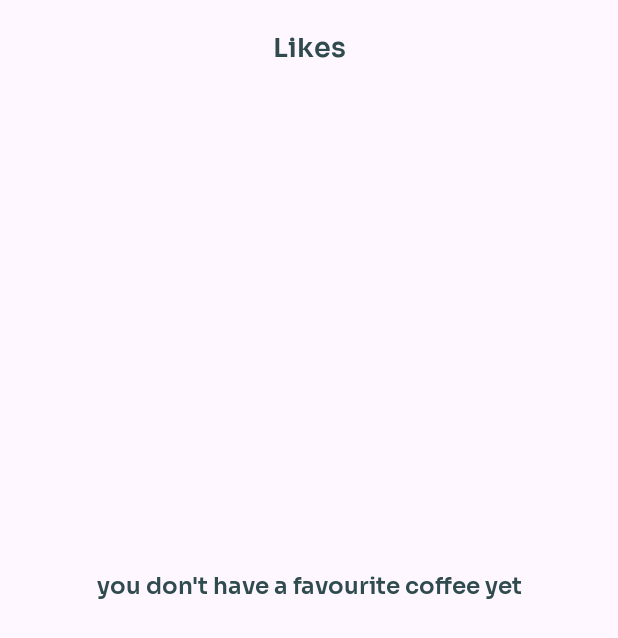
After one commit to Limbyc/MyApplication, an Android app: the layout like_fragment.xml on its own in the app's theme, with its tools: preview values and no code run, on a phone screen of 412 x 824 dp. The commit adds this screen. Shown: the top 638 px of the screen. Run offline under Robolectric (Android 15) with nearby library versions, the phone set to English and light mode, and no system bars.

Commit message:
creating new fragment like LikeFragment and also creating SharedPreferences system

```diff
--- a/app/src/main/java/com/valance/myapplication/MainActivity.kt
+++ b/app/src/main/java/com/valance/myapplication/MainActivity.kt
@@ -43,9 +43,9 @@ class MainActivity : AppCompatActivity() {
                 }
 
                 R.id.heart -> {
-//                    if (navController.currentDestination?.id != R.id.detailFragment) {
-//                        navController.navigate(R.id.detailFragment)
-//                    }
+                    if (navController.currentDestination?.id != R.id.likeFragment) {
+                        navController.navigate(R.id.likeFragment)
+                    }
                 }
 
                 R.id.bag -> {
--- a/app/src/main/res/layout/detail_fragment.xml
+++ b/app/src/main/res/layout/detail_fragment.xml
@@ -31,6 +31,7 @@
         app:layout_constraintTop_toTopOf="parent" />
 
     <androidx.appcompat.widget.AppCompatImageView
+        android:id="@+id/like"
         android:layout_width="wrap_content"
         android:layout_height="wrap_content"
         android:src="@drawable/like"
--- /dev/null
+++ b/app/src/main/res/layout/like_fragment.xml
@@ -0,0 +1,61 @@
+<?xml version="1.0" encoding="utf-8"?>
+<androidx.constraintlayout.widget.ConstraintLayout xmlns:android="http://schemas.android.com/apk/res/android"
+    xmlns:app="http://schemas.android.com/apk/res-auto"
+    android:layout_width="match_parent"
+    android:layout_height="match_parent"
+    xmlns:tools="http://schemas.android.com/tools">
+
+    <androidx.appcompat.widget.AppCompatTextView
+        android:id="@+id/appCompatTextView8"
+        android:layout_width="match_parent"
+        android:layout_height="wrap_content"
+        android:layout_marginTop="16dp"
+        android:fontFamily="@font/sora_semibold"
+        android:gravity="center"
+        android:text="@string/likes"
+        android:textColor="@color/text_mainfragment"
+        android:textSize="18sp"
+        app:layout_constraintEnd_toEndOf="parent"
+        app:layout_constraintStart_toStartOf="parent"
+        app:layout_constraintTop_toTopOf="parent" />
+
+    <androidx.recyclerview.widget.RecyclerView
+        android:id="@+id/recyclerViewCoffee"
+        android:layout_width="match_parent"
+        android:layout_height="0dp"
+        android:layout_marginTop="20dp"
+        android:layout_marginStart="30dp"
+        android:layout_marginEnd="30dp"
+        app:layoutManager="androidx.recyclerview.widget.GridLayoutManager"
+        app:layout_constraintBottom_toBottomOf="parent"
+        app:layout_constraintEnd_toEndOf="parent"
+        app:layout_constraintStart_toStartOf="parent"
+        app:layout_constraintTop_toBottomOf="@+id/appCompatTextView8"
+        app:spanCount="2"
+        android:visibility="gone"
+        tools:listitem="@layout/coffee_recycler_view_element"/>
+
+    <androidx.appcompat.widget.AppCompatTextView
+        android:id="@+id/UDontHaveLikes"
+        android:layout_width="wrap_content"
+        android:layout_height="wrap_content"
+        android:fontFamily="@font/sora_semibold"
+        android:gravity="center"
+        android:text="@string/you_don_t_have_a_favourite_coffee_yet"
+        android:textColor="@color/text_mainfragment"
+        android:textSize="15sp"
+        app:layout_constraintBottom_toTopOf="@+id/guideline4"
+        app:layout_constraintEnd_toEndOf="parent"
+        app:layout_constraintStart_toStartOf="parent"
+        app:layout_constraintTop_toBottomOf="@+id/appCompatTextView8" />
+
+    <androidx.constraintlayout.widget.Guideline
+        android:id="@+id/guideline4"
+        android:layout_width="match_parent"
+        android:layout_height="wrap_content"
+        android:orientation="horizontal"
+        app:layout_constraintGuide_percent="0.89" />
+
+
+
+</androidx.constraintlayout.widget.ConstraintLayout>
--- a/app/src/main/res/values/strings.xml
+++ b/app/src/main/res/values/strings.xml
@@ -14,4 +14,6 @@
     <string name="buy_now">Buy Now</string>
     <string name="read_more_text">A cappuccino is an approximately 150 ml (5 oz) beverage, with 25 ml of espresso coffee and 85ml of fresh milk the fo.. Read More</string>
     <string name="additional_text">"A cappuccino is an approximately 150 ml (5 oz) beverage, with 25 ml of espresso coffee and 85 ml of fresh milk. The foamy milk on top, often decorated with a sprinkle of cocoa powder or cinnamon, gives cappuccino its distinctive appearance and rich flavor."</string>
+    <string name="likes">Likes</string>
+    <string name="you_don_t_have_a_favourite_coffee_yet">you don\'t have a favourite coffee yet</string>
 </resources>
```
Also changed, not shown: app/src/main/java/com/valance/myapplication/ui/adapter/CoffeeAdapter.kt (+7 -3 lines), app/src/main/java/com/valance/myapplication/ui/data/LickedSharedPreferences.kt (added, +36 -0 lines), app/src/main/java/com/valance/myapplication/ui/fragments/DetailFragment.kt (+56 -13 lines), app/src/main/java/com/valance/myapplication/ui/fragments/LikeFragment.kt (added, +60 -0 lines), app/src/main/java/com/valance/myapplication/ui/fragments/MainFragment.kt (+8 -1 lines), app/src/main/res/drawable/heart_licked.xml (added, +21 -0 lines), app/src/main/res/navigation/nav_graph.xml (+8 -0 lines).
